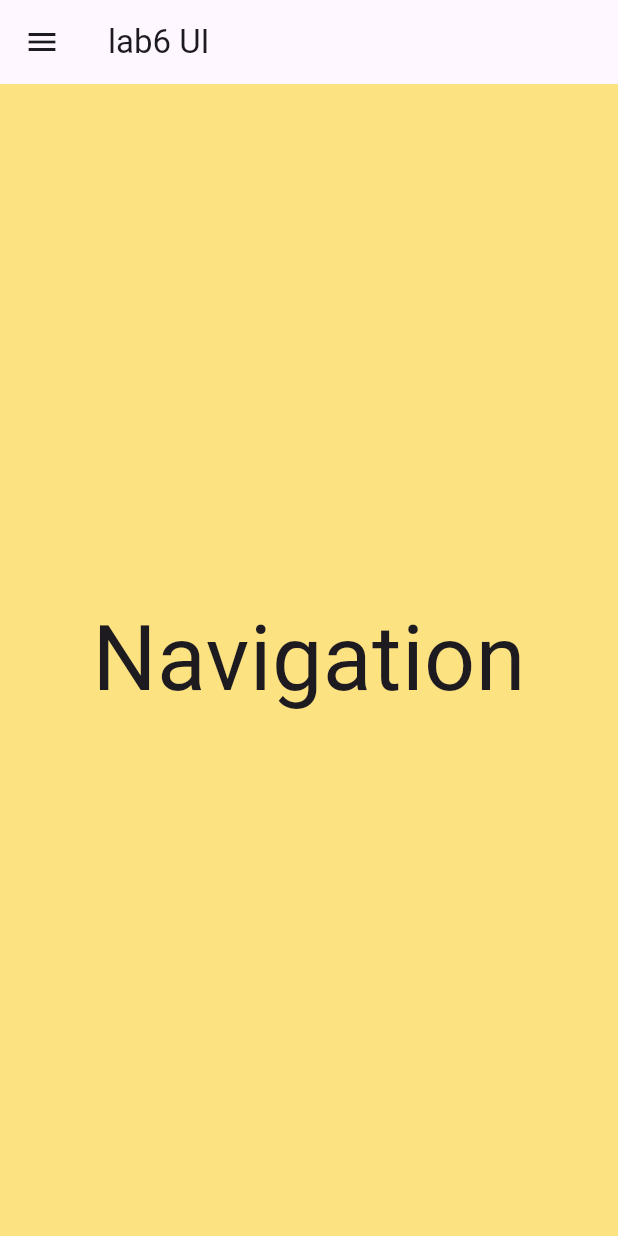
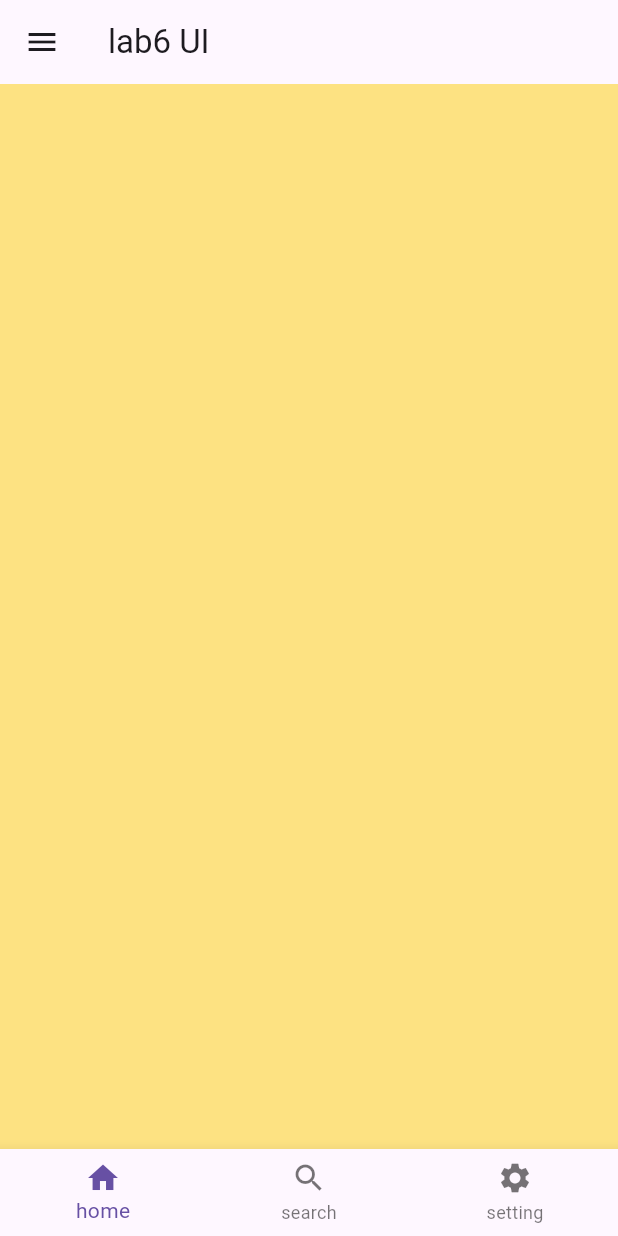
Before and after one commit to jannatul373/lab4, a Flutter app: the screen it shows after launch, on a phone screen of 412 x 824 dp. Run offline on Flutter 3.47's test engine with Material 3 defaults, Android fonts, the phone set to English and light mode, and no system bars; our stand-ins replace cached_network_image.

Commit message:
navigation

```diff
--- a/lib/main.dart
+++ b/lib/main.dart
@@ -36,7 +36,17 @@ class MyApp extends StatelessWidget {
         ),
         appBar: AppBar(title: Text('lab6 UI')),
         backgroundColor: const Color.fromARGB(255, 253, 226, 130),
-        body: Center(child: Text("Navigation", style: TextStyle(fontSize: 60))),
+        body: Center(),
+        bottomNavigationBar: BottomNavigationBar(
+          items: [
+            BottomNavigationBarItem(icon: Icon(Icons.home), label: "home"),
+            BottomNavigationBarItem(icon: Icon(Icons.search), label: "search"),
+            BottomNavigationBarItem(
+              icon: Icon(Icons.settings),
+              label: "setting",
+            ),
+          ],
+        ),
       ),
     );
   }
--- a/pubspec.yaml
+++ b/pubspec.yaml
@@ -35,6 +35,8 @@ dependencies:
   # Use with the CupertinoIcons class for iOS style icons.
   cupertino_icons: ^1.0.8
   cached_network_image: ^3.4.1
+
+  curved_navigation_bar: ^1.0.6 #latest version
 
 dev_dependencies:
   flutter_test:
```
Also changed, not shown: pubspec.lock.
